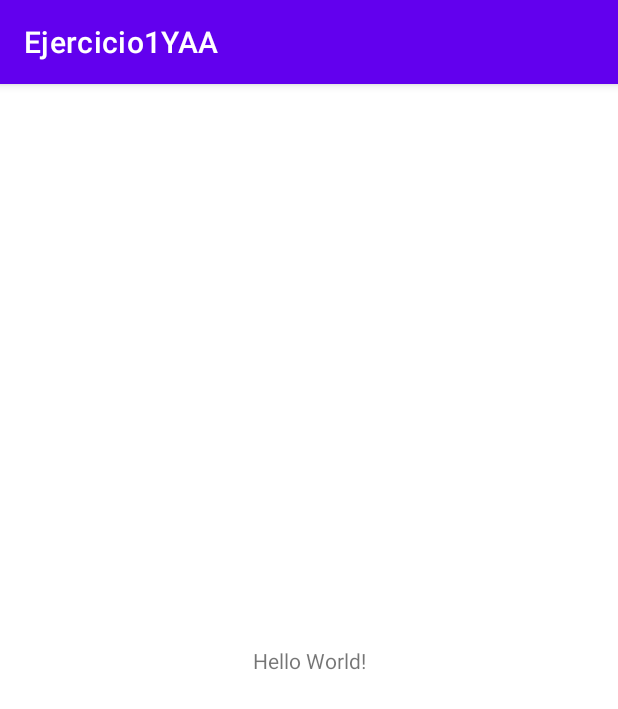
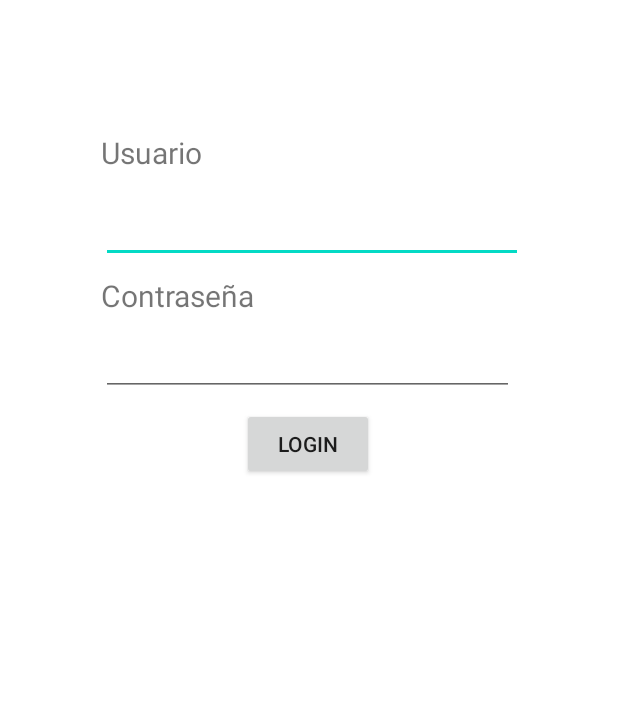
Before and after one commit to yagoaresarmesto/Ejercicio1YAA, an Android app: the screen it shows after launch (MainActivity), on a phone screen of 412 x 824 dp. Shown: the top 709 px of the screen. Run offline under Robolectric (Android 15) with nearby library versions, the phone set to English and light mode, and no system bars.

Commit message:
Añadiendo el login y su fincionalidad

```diff
--- a/app/src/main/AndroidManifest.xml
+++ b/app/src/main/AndroidManifest.xml
@@ -10,6 +10,9 @@
         android:supportsRtl="true"
         android:theme="@style/Theme.Ejercicio1YAA">
         <activity
+            android:name=".MostrarUsuarios"
+            android:exported="false" />
+        <activity
             android:name=".MainActivity"
             android:exported="true">
             <intent-filter>
--- a/app/src/main/java/com/liceolapaz/dam/yaa/MainActivity.java
+++ b/app/src/main/java/com/liceolapaz/dam/yaa/MainActivity.java
@@ -2,13 +2,53 @@ package com.liceolapaz.dam.yaa;
 
 import androidx.appcompat.app.AppCompatActivity;
 
+import android.app.Activity;
+import android.content.Intent;
 import android.os.Bundle;
+import android.view.View;
+import android.widget.Button;
+import android.widget.EditText;
+import android.widget.Toast;
 
-public class MainActivity extends AppCompatActivity {
+public class MainActivity extends Activity {
+
+    //Declaración de variables
+    EditText usuario, contraseña;
+    Button btn_login;
+    int contador = 3; //Contador de intentos
 
     @Override
     protected void onCreate(Bundle savedInstanceState) {
         super.onCreate(savedInstanceState);
         setContentView(R.layout.activity_main);
+
+        //Relacionar con los id de los campos y botón
+        usuario = findViewById(R.id.usuario);
+        contraseña = findViewById(R.id.contraseña);
+        btn_login = findViewById(R.id.btn_login);
+
+        //Cuando pulsas Login
+        btn_login.setOnClickListener(new View.OnClickListener() {
+            @Override
+            public void onClick(View view) {
+                if (usuario.getText().toString().equals("admin") && contraseña.getText().toString().equals("liceo")) { //Cuando se cumplan estas condiciones
+                    //Paso a la siguiente Activity
+                    Intent intent = new Intent(MainActivity.this, MostrarUsuarios.class);
+                    startActivity(intent);
+
+                } else {
+                    contador--;
+                    Toast.makeText(MainActivity.this, "Usuario y/o contraseña incorrectos, te queda " +contador+ " intentos", Toast.LENGTH_LONG).show(); //Cuando no se cumplan
+
+                    if (contador == 0) { //Cuando el contador llege a 0:
+                        System.exit(0);//Se sale de la aplicación
+                    }
+
+                }
+
+            }
+        });
+
     }
+
 }
--- a/app/src/main/res/layout/activity_main.xml
+++ b/app/src/main/res/layout/activity_main.xml
@@ -7,12 +7,64 @@
     tools:context=".MainActivity">
 
     <TextView
+        android:id="@+id/tv_usuario"
         android:layout_width="wrap_content"
         android:layout_height="wrap_content"
-        android:text="Hello World!"
-        app:layout_constraintBottom_toBottomOf="parent"
-        app:layout_constraintLeft_toLeftOf="parent"
-        app:layout_constraintRight_toRightOf="parent"
+        android:layout_marginTop="88dp"
+        android:text="@string/usuario"
+        android:textSize="20sp"
+        app:layout_constraintEnd_toEndOf="parent"
+        app:layout_constraintHorizontal_bias="0.195"
+        app:layout_constraintStart_toStartOf="parent"
         app:layout_constraintTop_toTopOf="parent" />
 
+    <EditText
+        android:id="@+id/usuario"
+        android:layout_width="281dp"
+        android:layout_height="48dp"
+        android:layout_marginTop="12dp"
+        android:ems="10"
+        android:inputType="textPersonName"
+        android:minHeight="48dp"
+        app:layout_constraintEnd_toEndOf="parent"
+        app:layout_constraintHorizontal_bias="0.515"
+        app:layout_constraintStart_toStartOf="parent"
+        app:layout_constraintTop_toBottomOf="@+id/tv_usuario"
+        tools:ignore="SpeakableTextPresentCheck" />
+
+    <TextView
+        android:id="@+id/tv_contraseña"
+        android:layout_width="wrap_content"
+        android:layout_height="wrap_content"
+        android:layout_marginTop="8dp"
+        android:text="@string/constraseña"
+        android:textSize="20sp"
+        app:layout_constraintEnd_toEndOf="parent"
+        app:layout_constraintHorizontal_bias="0.217"
+        app:layout_constraintStart_toStartOf="parent"
+        app:layout_constraintTop_toBottomOf="@+id/usuario" />
+
+    <EditText
+        android:id="@+id/contraseña"
+        android:layout_width="275dp"
+        android:layout_height="49dp"
+        android:layout_marginTop="4dp"
+        android:ems="10"
+        android:inputType="textPassword"
+        app:layout_constraintEnd_toEndOf="parent"
+        app:layout_constraintHorizontal_bias="0.492"
+        app:layout_constraintStart_toStartOf="parent"
+        app:layout_constraintTop_toBottomOf="@+id/tv_contraseña"
+        tools:ignore="SpeakableTextPresentCheck" />
+
+    <Button
+        android:id="@+id/btn_login"
+        android:layout_width="wrap_content"
+        android:layout_height="wrap_content"
+        android:layout_marginTop="8dp"
+        android:text="@string/login"
+        app:layout_constraintEnd_toEndOf="parent"
+        app:layout_constraintHorizontal_bias="0.498"
+        app:layout_constraintStart_toStartOf="parent"
+        app:layout_constraintTop_toBottomOf="@+id/contraseña" />
 </androidx.constraintlayout.widget.ConstraintLayout>
--- a/app/src/main/res/values/strings.xml
+++ b/app/src/main/res/values/strings.xml
@@ -1,3 +1,6 @@
 <resources>
     <string name="app_name">Ejercicio1YAA</string>
+    <string name="constraseña">Contraseña</string>
+    <string name="usuario">Usuario</string>
+    <string name="login">Login</string>
 </resources>
```
Also changed, not shown: app/src/main/java/com/liceolapaz/dam/yaa/MostrarUsuarios.java (added, +14 -0 lines), app/src/main/res/layout/activity_mostrar_usuarios.xml (added, +16 -0 lines).
